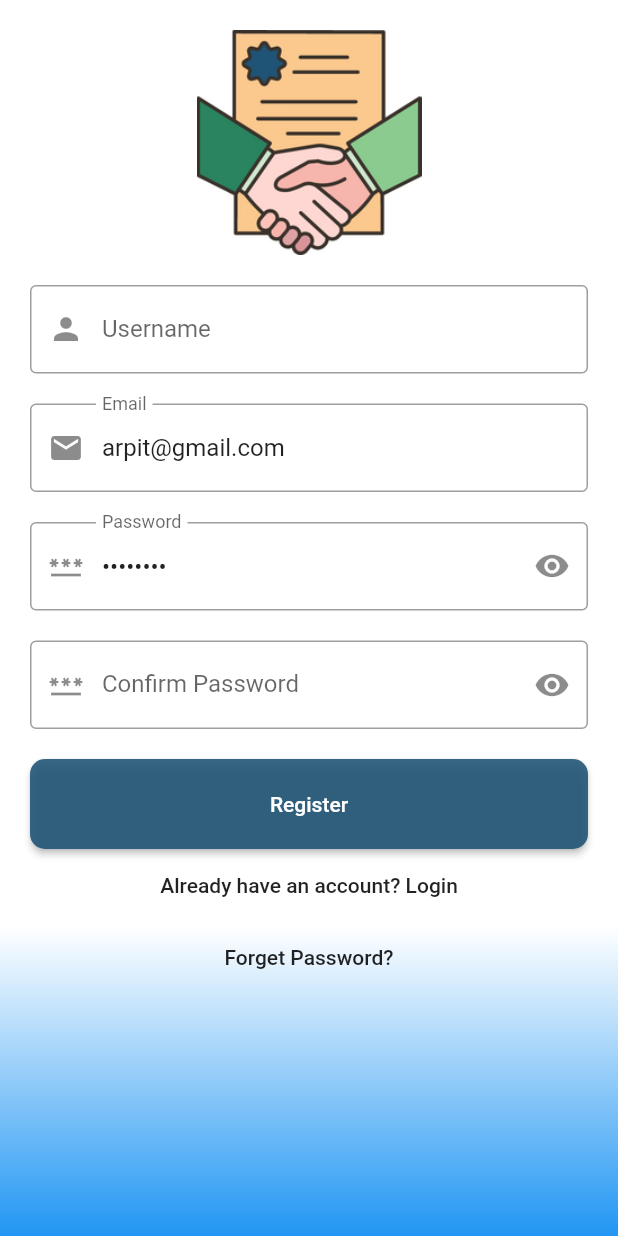
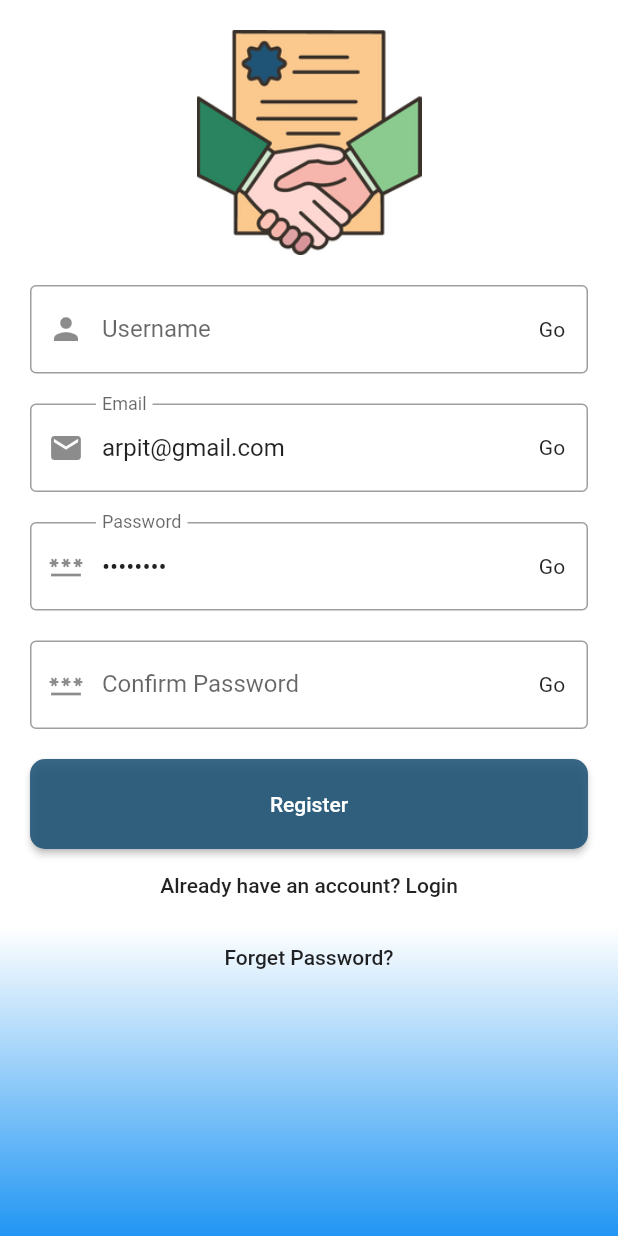
Before and after one commit to DeepeshKalura/pdf_listner, a Flutter app: the screen it shows after launch, after a tap on "Dont have accont register", on a phone screen of 412 x 824 dp. Run offline on Flutter 3.47's test engine with Material 2 defaults, Android fonts, the phone set to English and light mode, and no system bars; our stand-ins replace firebase_auth, firebase_core; accounts and stored records are empty; network calls fail.

```diff
--- a/lib/widgets/custom_text_field.dart
+++ b/lib/widgets/custom_text_field.dart
@@ -3,7 +3,7 @@ import 'package:flutter/material.dart';
 class CustomTextField extends StatelessWidget {
   final TextEditingController controller;
   final String hintText;
-  final String labelText;
+  final String? labelText;
   final IconData prefixIconData;
   final Widget? suffixIcon;
   final bool obscureText;
@@ -12,7 +12,7 @@ class CustomTextField extends StatelessWidget {
       {super.key,
       required this.controller,
       required this.hintText,
-      required this.labelText,
+      this.labelText,
       required this.prefixIconData,
       this.obscureText = false,
       this.suffixIcon,
@@ -20,7 +20,11 @@ class CustomTextField extends StatelessWidget {
 
   @override
   Widget build(BuildContext context) {
-    return TextFormField(
+    return Container(
+      decoration: const BoxDecoration(
+          color: Colors.white,
+          borderRadius: BorderRadius.all(Radius.circular(5))),
+      child: TextFormField(
         obscureText: obscureText,
         validator: validator,
         controller: controller,
@@ -28,7 +32,11 @@ class CustomTextField extends StatelessWidget {
             hintText: hintText,
             labelText: labelText,
             prefixIcon: Icon(prefixIconData),
-          suffixIcon: suffixIcon),
+            suffixIcon: IconButton(
+              icon: const Text("Go"),
+              onPressed: () {},
+            )),
+      ),
     );
   }
 }
```
Also changed, not shown: lib/screens/home_screen.dart (+20 -13 lines), lib/widgets/custom_home_appbar.dart (added, +57 -0 lines), assets/images/icon_text.png (added). Lines whose indentation alone changed are shown as unchanged.
